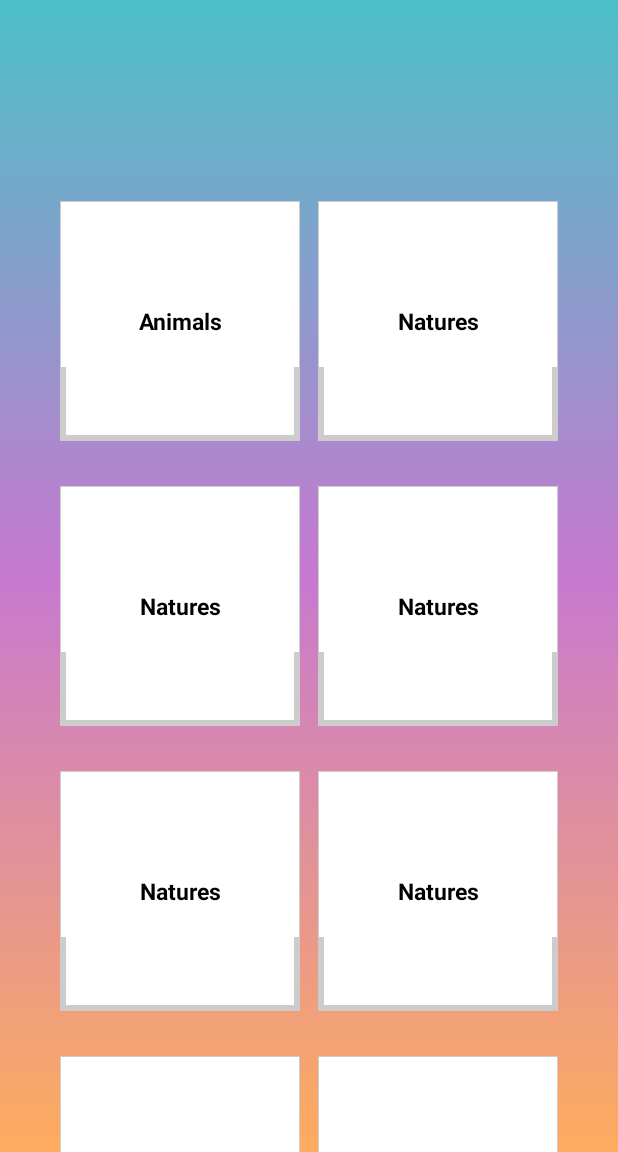
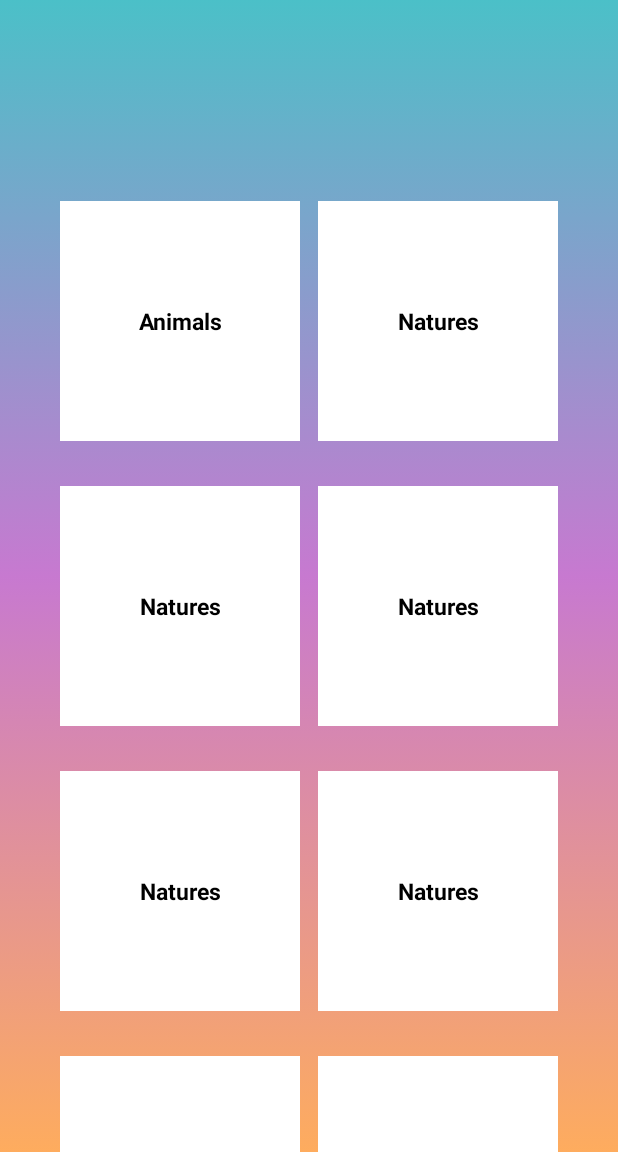
Before and after one commit to PhuongKDo/Drawing-Android-Application, an Android app: the screen it shows after launch (MainActivity), on a phone screen of 412 x 824 dp, the part 84-1236 px from its top. Run offline under Robolectric (Android 15) with nearby library versions, the phone set to English and light mode, and no system bars.

Commit message:
added simeple styling

```diff
--- a/app/src/main/res/layout/activity_drawing.xml
+++ b/app/src/main/res/layout/activity_drawing.xml
@@ -44,6 +44,7 @@
             android:layout_height="30dp"
             android:contentDescription="@string/start_now" />
         <Button
+
             android:id="@+id/b_prev"
             android:layout_width="40dp"
             android:layout_height="50dp"
@@ -76,6 +77,7 @@
             android:id="@+id/line"
             android:layout_width="40dp"
             android:layout_height="40dp"
+            android:src="@drawable/paint"
             android:layout_toRightOf="@+id/undo"
             android:text="L" />
     </LinearLayout>
@@ -180,18 +182,22 @@
         <ImageButton
             android:id="@+id/increase_btn"
             android:layout_margin="2dp"
+            android:src="@drawable/paint"
             android:background="@drawable/plus"
             android:layout_width="30dp"
             android:layout_height="30dp"/>
         <ImageButton
             android:id="@+id/decrease_btn"
             android:layout_margin="2dp"
+            android:src="@drawable/paint"
             android:background="@drawable/minus"
             android:layout_width="30dp"
             android:layout_height="30dp"/>
         <ImageButton
             android:id="@+id/cwheel_btn"
             android:layout_margin="2dp"
+            android:src="@drawable/paint"
+
             android:background="@drawable/colorwheel2"
             android:layout_width="30dp"
             android:layout_height="30dp"/>
--- a/app/src/main/res/layout/activity_main.xml
+++ b/app/src/main/res/layout/activity_main.xml
@@ -36,8 +36,8 @@
 
             <RelativeLayout
                 android:layout_width="match_parent"
-                android:background="@drawable/border"
                 android:layout_height="match_parent">
+
                 <ImageView
                     android:id="@+id/image1"
                     android:background="#fff"
@@ -72,10 +72,8 @@
             android:layout_marginTop="30dp"
             android:id="@+id/cardView5">
 
-
             <RelativeLayout
                 android:layout_width="match_parent"
-                android:background="@drawable/border"
                 android:layout_height="match_parent">
                 <ImageView
                     android:id="@+id/image2"
@@ -113,7 +111,6 @@
 
             <RelativeLayout
                 android:layout_width="match_parent"
-                android:background="@drawable/border"
                 android:layout_height="match_parent">
                 <ImageView
                     android:background="#fff"
@@ -150,7 +147,6 @@
 
             <RelativeLayout
                 android:layout_width="match_parent"
-                android:background="@drawable/border"
                 android:layout_height="match_parent">
                 <ImageView
                     android:background="#fff"
@@ -187,8 +183,43 @@
 
             <RelativeLayout
                 android:layout_width="match_parent"
-                android:background="@drawable/border"
                 android:layout_height="match_parent">
+                <ImageView
+                    android:background="#fff"
+                    android:padding="0dp"
+                    android:gravity="center"
+                    android:layout_width="match_parent"
+                    android:layout_height="110dp" />
+
+                <TextView
+                    android:textAlignment="center"
+                    android:gravity="center"
+                    android:text="Natures"
+                    android:fontFamily="sans-serif"
+                    android:textColor="@android:color/black"
+                    android:textSize="15dp"
+                    android:textStyle="bold"
+                    android:layout_width="match_parent"
+                    android:layout_height="match_parent" />
+            </RelativeLayout>
+
+        </android.support.v7.widget.CardView>
+
+        <android.support.v7.widget.CardView
+            android:layout_width="160dp"
+            android:layout_height="160dp"
+            app:cardBackgroundColor="@android:color/white"
+            app:cardCornerRadius="0dp"
+            app:cardMaxElevation="1dp"
+            app:cardElevation="0.7dp"
+            android:layout_marginLeft="6dp"
+            android:layout_marginRight="6dp"
+            android:layout_marginTop="30dp">
+
+            <RelativeLayout
+                android:layout_width="match_parent"
+                android:layout_height="match_parent">
+
                 <ImageView
                     android:background="#fff"
                     android:padding="0dp"
@@ -224,7 +255,6 @@
 
             <RelativeLayout
                 android:layout_width="match_parent"
-                android:background="@drawable/border"
                 android:layout_height="match_parent">
                 <ImageView
                     android:background="#fff"
@@ -258,47 +288,8 @@
             android:layout_marginRight="6dp"
             android:layout_marginTop="30dp">
 
-
             <RelativeLayout
                 android:layout_width="match_parent"
-                android:background="@drawable/border"
-                android:layout_height="match_parent">
-                <ImageView
-                    android:background="#fff"
-                    android:padding="0dp"
-                    android:gravity="center"
-                    android:layout_width="match_parent"
-                    android:layout_height="110dp" />
-
-                <TextView
-                    android:textAlignment="center"
-                    android:gravity="center"
-                    android:text="Natures"
-                    android:fontFamily="sans-serif"
-                    android:textColor="@android:color/black"
-                    android:textSize="15dp"
-                    android:textStyle="bold"
-                    android:layout_width="match_parent"
-                    android:layout_height="match_parent" />
-            </RelativeLayout>
-
-        </android.support.v7.widget.CardView>
-
-        <android.support.v7.widget.CardView
-            android:layout_width="160dp"
-            android:layout_height="160dp"
-            app:cardBackgroundColor="@android:color/white"
-            app:cardCornerRadius="0dp"
-            app:cardMaxElevation="1dp"
-            app:cardElevation="0.7dp"
-            android:layout_marginLeft="6dp"
-            android:layout_marginRight="6dp"
-            android:layout_marginTop="30dp">
-
-
-            <RelativeLayout
-                android:layout_width="match_parent"
-                android:background="@drawable/border"
                 android:layout_height="match_parent">
                 <ImageView
                     android:background="#fff"
```
